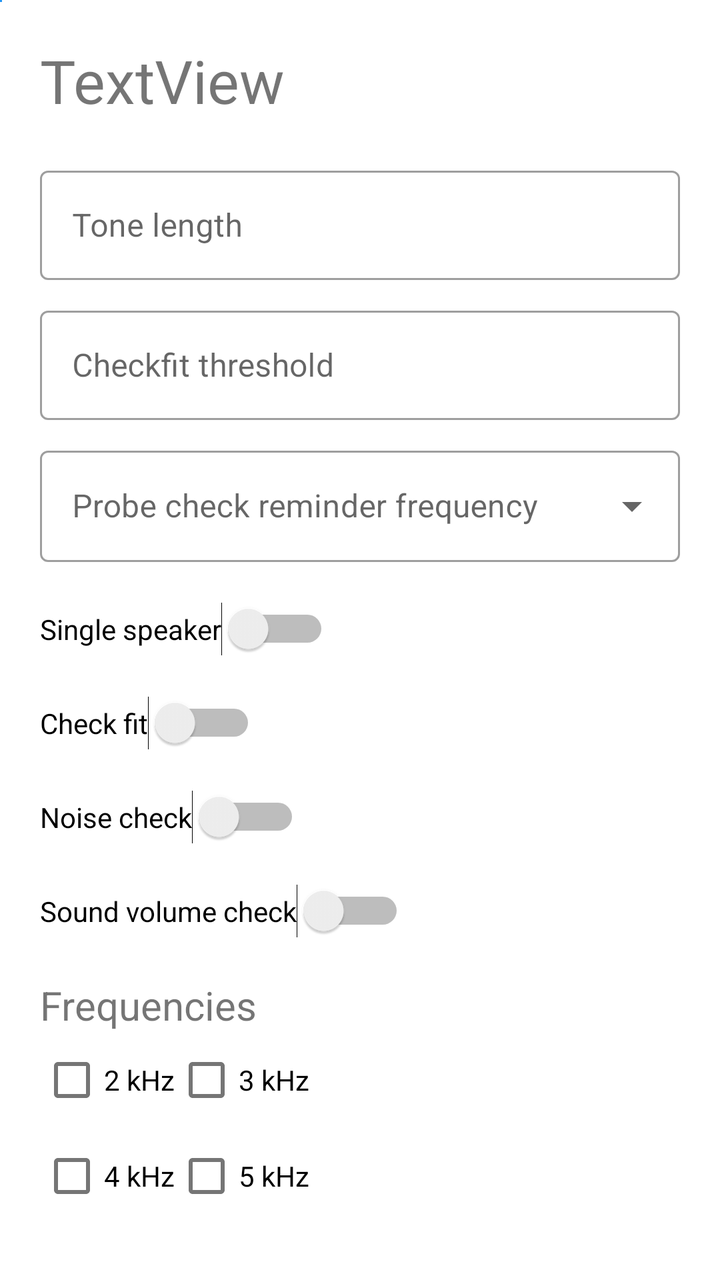
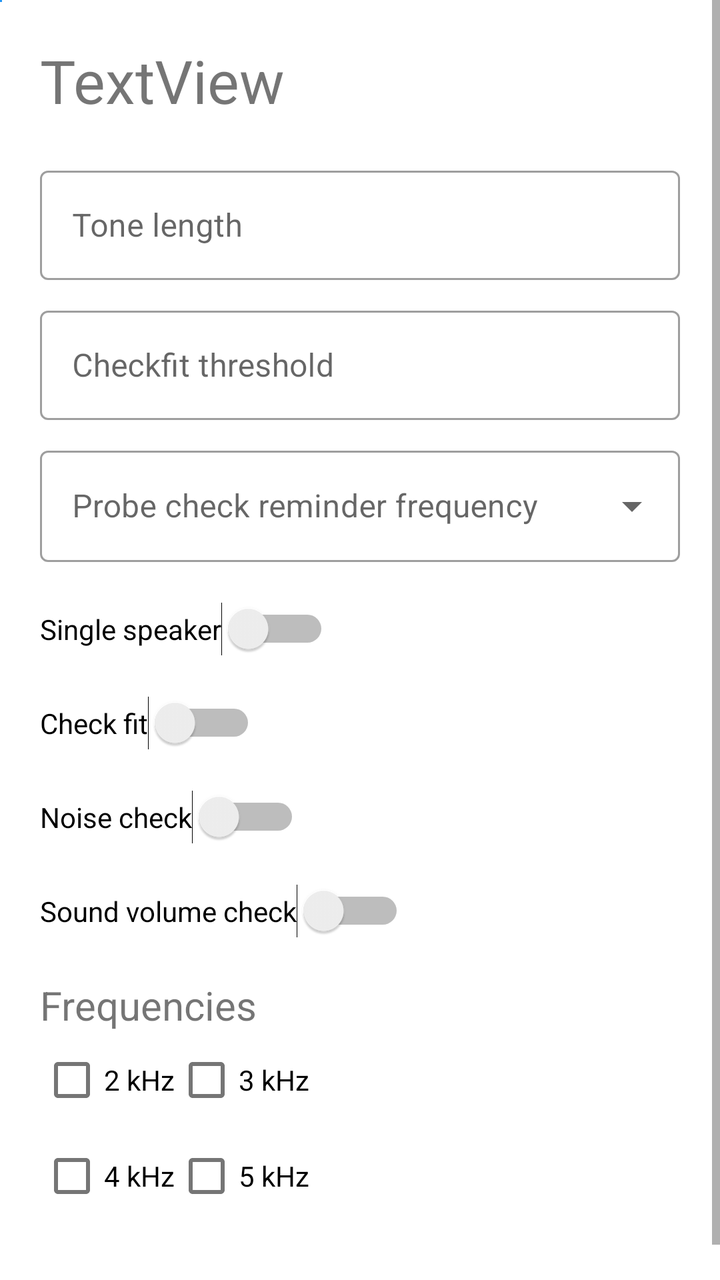

The first picture is an Android layout as it rendered before a commit; the second is the same layout after the commit. The layout source and the unified diff follow.
<!-- AndroidManifest.xml: application theme AppTheme -->
<!-- res/layout/settings.xml -->
<?xml version="1.0" encoding="utf-8"?>
<ScrollView xmlns:android="http://schemas.android.com/apk/res/android"
    xmlns:tools="http://schemas.android.com/tools"
    android:layout_width="match_parent"
    android:layout_height="match_parent"
    xmlns:app="http://schemas.android.com/apk/res-auto">
<androidx.constraintlayout.widget.ConstraintLayout
    android:layout_width="match_parent"
    android:layout_height="match_parent">

    <Button
        android:id="@+id/button6"
        android:layout_width="1dp"
        android:layout_height="1dp"
        android:text="Button"
        app:layout_constraintStart_toStartOf="parent"
        app:layout_constraintTop_toTopOf="parent" />

    <com.google.android.material.textfield.TextInputLayout
        android:id="@+id/textInputLayout5"
        style="@style/Widget.MaterialComponents.TextInputLayout.OutlinedBox"
        android:layout_width="0dp"
        android:layout_height="60dp"
        android:layout_marginStart="20dp"
        android:layout_marginEnd="20dp"
        android:layout_marginTop="80dp"
        android:hint="Tone length"
        android:tooltipText="testing"
        app:layout_constraintEnd_toEndOf="parent"
        app:layout_constraintStart_toStartOf="parent"
        app:layout_constraintTop_toTopOf="parent">

        <com.google.android.material.textfield.TextInputEditText
            android:id="@+id/constantToneLength"
            android:layout_width="match_parent"
            android:layout_height="wrap_content"
            android:imeOptions="actionDone"
            android:inputType="numberDecimal"
            android:selectAllOnFocus="true" />

    </com.google.android.material.textfield.TextInputLayout>

    <com.google.android.material.textfield.TextInputLayout
        android:id="@+id/textInputLayout7"
        style="@style/Widget.MaterialComponents.TextInputLayout.OutlinedBox"
        android:layout_width="0dp"
        android:layout_height="60dp"
        android:layout_marginStart="20dp"
        android:layout_marginEnd="20dp"
        android:hint="Checkfit threshold"
        android:layout_marginTop="10dp"
        android:tooltipText="Checkfit threshold"
        app:layout_constraintEnd_toEndOf="parent"
        app:layout_constraintStart_toStartOf="parent"
        app:layout_constraintTop_toBottomOf="@+id/textInputLayout5">

        <com.google.android.material.textfield.TextInputEditText
            android:id="@+id/checkFitThresh"
            android:layout_width="match_parent"
            android:layout_height="wrap_content"
            android:imeOptions="actionDone"
            android:inputType="numberDecimal"
            android:selectAllOnFocus="true" />

    </com.google.android.material.textfield.TextInputLayout>

    <com.google.android.material.textfield.TextInputLayout
        android:id="@+id/textInputLayout"
        style="@style/Widget.MaterialComponents.TextInputLayout.OutlinedBox.ExposedDropdownMenu"
        android:layout_width="0dp"
        android:layout_height="wrap_content"
        android:layout_marginTop="10dp"
        android:hint="Probe check reminder frequency"
        app:layout_constraintEnd_toEndOf="@+id/textInputLayout5"
        app:layout_constraintStart_toStartOf="@+id/textInputLayout5"
        app:layout_constraintTop_toBottomOf="@+id/textInputLayout7"
        tools:ignore="MissingConstraints">

        <com.google.android.material.textfield.MaterialAutoCompleteTextView
            android:id="@+id/filled_exposed_dropdown"
            android:layout_width="match_parent"
            android:layout_height="wrap_content"
            android:inputType="none" />

    </com.google.android.material.textfield.TextInputLayout>

    <CheckBox
        android:id="@+id/check1"
        android:layout_width="wrap_content"
        android:layout_height="wrap_content"
        android:layout_weight="1"
        android:text="2 kHz"
        app:layout_constraintStart_toStartOf="@+id/textView3"
        app:layout_constraintTop_toBottomOf="@+id/textView3" />

    <CheckBox
        android:id="@+id/check2"
        android:layout_width="wrap_content"
        android:layout_height="wrap_content"
        android:layout_weight="1"
        android:text="3 kHz"
        app:layout_constraintStart_toEndOf="@+id/check1"
        app:layout_constraintTop_toTopOf="@+id/check1" />

    <CheckBox
        android:id="@+id/check3"
        android:layout_width="wrap_content"
        android:layout_height="wrap_content"
        android:layout_weight="1"
        android:text="4 kHz"
        app:layout_constraintStart_toStartOf="@+id/check1"
        app:layout_constraintTop_toBottomOf="@+id/check1" />

    <CheckBox
        android:id="@+id/check4"
        android:layout_width="wrap_content"
        android:layout_height="wrap_content"
        android:layout_weight="1"
        android:text="5 kHz"
        app:layout_constraintStart_toEndOf="@+id/check3"
        app:layout_constraintTop_toBottomOf="@+id/check2" />

    <Switch
        android:id="@+id/onlyLeftSwitch"
        android:layout_width="wrap_content"
        android:layout_height="wrap_content"
        android:text="Single speaker"
        android:layout_marginTop="20dp"
        app:layout_constraintStart_toStartOf="@+id/textInputLayout"
        app:layout_constraintTop_toBottomOf="@+id/textInputLayout" />

    <Switch
        android:id="@+id/checkFitSwitch"
        android:layout_width="wrap_content"
        android:layout_height="wrap_content"
        android:text="Check fit"
        android:layout_marginTop="20dp"
        app:layout_constraintStart_toStartOf="@+id/onlyLeftSwitch"
        app:layout_constraintTop_toBottomOf="@+id/onlyLeftSwitch" />

    <Switch
        android:id="@+id/noiseCheckSwitch"
        android:layout_width="wrap_content"
        android:layout_height="wrap_content"
        android:text="Noise check"
        android:layout_marginTop="20dp"
        app:layout_constraintStart_toStartOf="@+id/checkFitSwitch"
        app:layout_constraintTop_toBottomOf="@+id/checkFitSwitch" />

    <Switch
        android:id="@+id/soundVolSwitch"
        android:layout_width="wrap_content"
        android:layout_height="wrap_content"
        android:text="Sound volume check"
        android:layout_marginTop="20dp"
        app:layout_constraintStart_toStartOf="@+id/noiseCheckSwitch"
        app:layout_constraintTop_toBottomOf="@+id/noiseCheckSwitch" />

    <TextView
        android:id="@+id/textView3"
        android:layout_width="wrap_content"
        android:layout_height="wrap_content"
        android:layout_marginStart="20dp"
        android:layout_marginTop="20dp"
        android:text="Frequencies"
        android:textSize="20dp"
        app:layout_constraintStart_toStartOf="parent"
        app:layout_constraintTop_toBottomOf="@+id/soundVolSwitch" />

    <TextView
        android:id="@+id/textView8"
        android:layout_width="wrap_content"
        android:layout_height="wrap_content"
        android:text="TextView"
        android:textSize="30dp"
        android:textFontWeight="700"
        android:layout_marginTop="20dp"
        app:layout_constraintStart_toStartOf="@+id/checkFitSwitch"
        app:layout_constraintTop_toTopOf="parent" />

</androidx.constraintlayout.widget.ConstraintLayout>
</ScrollView>
<!-- resources referenced by this layout -->
<resources>
  <style name="AppTheme" parent="Theme.MaterialComponents.Light.DarkActionBar">
          
          <item name="colorPrimary">@color/colorPrimary</item>
          <item name="colorPrimaryDark">@color/colorPrimaryDark</item>
          <item name="colorAccent">@color/colorAccent</item>
      </style>
  <color name="colorPrimary">#2395f3</color>
  <color name="colorPrimaryDark">#1c76d3</color>
  <color name="colorAccent">#D81B60</color>
</resources>

<!-- the commit's change to res/layout/settings.xml (unified diff, before → after) -->
@@ -178,5 +178,20 @@
         app:layout_constraintStart_toStartOf="@+id/checkFitSwitch"
         app:layout_constraintTop_toTopOf="parent" />
 
+    <TextView
+        android:id="@+id/buildInfo"
+        android:layout_width="0dp"
+        android:layout_height="wrap_content"
+        android:layout_marginStart="20dp"
+        android:layout_marginEnd="20dp"
+        android:layout_marginTop="30dp"
+        android:layout_marginBottom="20dp"
+        android:textSize="12dp"
+        android:textColor="#888888"
+        android:text="Build"
+        app:layout_constraintStart_toStartOf="parent"
+        app:layout_constraintEnd_toEndOf="parent"
+        app:layout_constraintTop_toBottomOf="@+id/check3" />
+
 </androidx.constraintlayout.widget.ConstraintLayout>
 </ScrollView>
